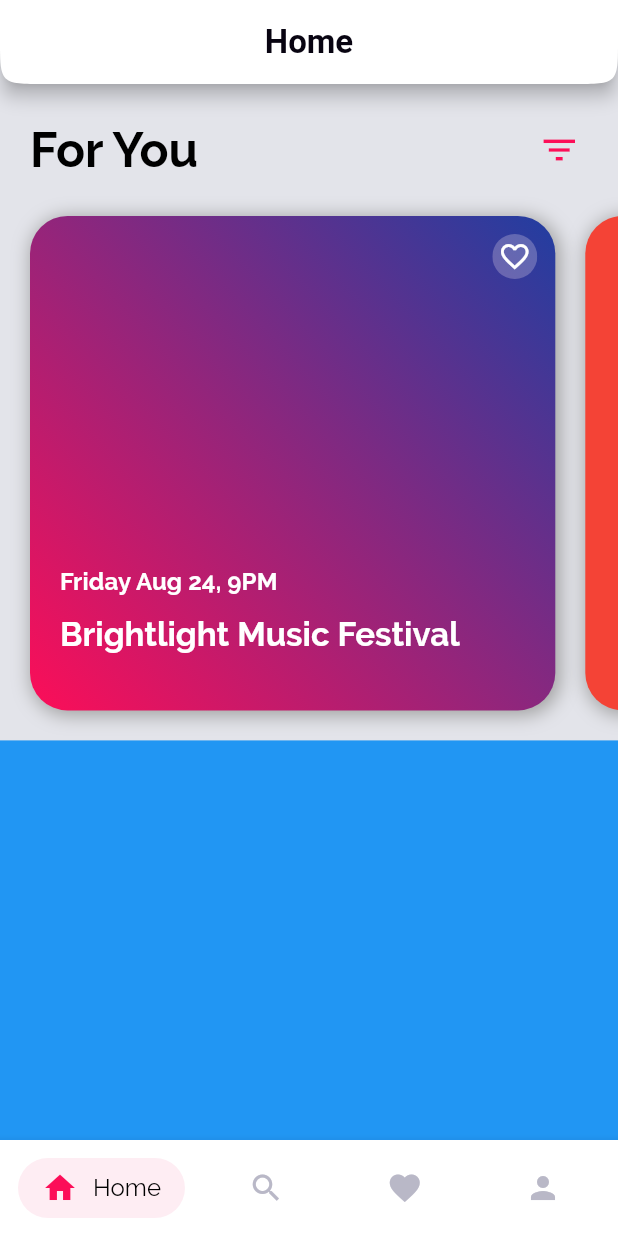
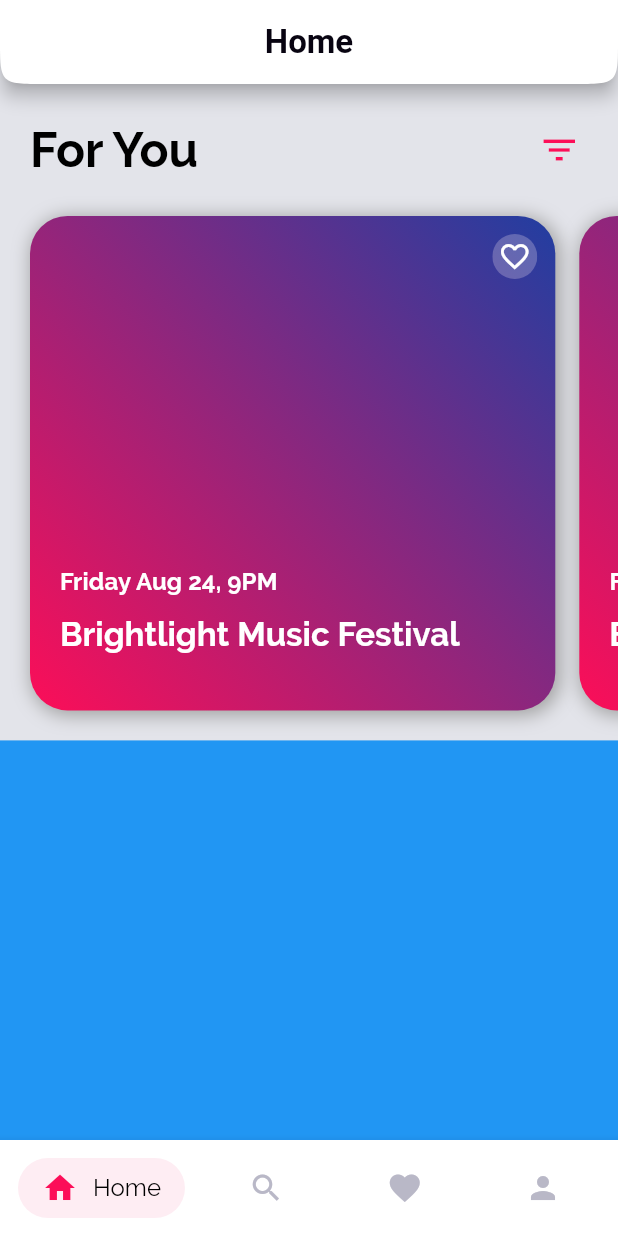
Before and after one commit to RahulNagaraj/tech_hub_ui, a Flutter app: the screen it shows after launch, on a phone screen of 412 x 824 dp. Run offline on Flutter 3.47's test engine with Material 2 defaults, Android fonts, the phone set to English and light mode, and no system bars.

Commit message:
create event card widget

```diff
--- a/lib/pages/home_page.dart
+++ b/lib/pages/home_page.dart
@@ -1,4 +1,5 @@
 import 'package:flutter/material.dart';
+import 'package:techhubui/widgets/event_card.dart';
 
 import '../models/nativation_bar_item.dart';
 import '../styles/colors.dart';
@@ -23,6 +24,24 @@ class _HomePageState extends State<HomePage> {
   Widget build(BuildContext context) {
     final double _deviceWidth = MediaQuery.of(context).size.width;
     final double _deviceHeight = MediaQuery.of(context).size.height;
+
+    List<Widget> _buildEventCards() {
+      List<Widget> _eventCards = new List();
+      for (int i = 0; i < 3; i++) {
+        _eventCards.add(
+          Padding(
+            padding: const EdgeInsets.only(right: 16.0),
+            child: EventCard(
+              deviceWidth: _deviceWidth,
+              deviceHeight: _deviceHeight,
+              title: 'Brightlight Music Festival',
+              subTitle: 'Friday Aug 24, 9PM',
+            ),
+          ),
+        );
+      }
+      return _eventCards;
+    }
 
     return Scaffold(
       appBar: AppBar(
@@ -68,111 +87,13 @@ class _HomePageState extends State<HomePage> {
               SingleChildScrollView(
                 scrollDirection: Axis.horizontal,
                 physics: BouncingScrollPhysics(),
-                padding: const EdgeInsets.symmetric(
-                  vertical: 20.0,
+                padding: const EdgeInsets.only(
+                  left: 20.0,
+                  top: 20.0,
+                  bottom: 20.0,
                 ),
                 child: Row(
-                  children: <Widget>[
-                    Padding(
-                      padding: const EdgeInsets.symmetric(horizontal: 20.0),
-                      child: Container(
-                        width: _deviceWidth * 0.85,
-                        height: _deviceHeight * 0.40,
-                        decoration: BoxDecoration(
-                          gradient: LinearGradient(
-                              colors: [secondaryTextColor, tertiaryTextColor],
-                              begin: Alignment.topRight,
-                              end: Alignment.bottomLeft),
-                          borderRadius: BorderRadius.circular(25.0),
-                          boxShadow: [
-                            BoxShadow(
-                              color: Colors.grey,
-                              offset: Offset(2.0, 2.0),
-                              blurRadius: 10.0,
-                              spreadRadius: 1.0,
-                            ),
-                          ],
-                          color: darkBlueColor,
-                        ),
-                        child: Stack(
-                          children: <Widget>[
-                            Align(
-                              alignment: Alignment.bottomLeft,
-                              child: Column(
-                                mainAxisSize: MainAxisSize.min,
-                                crossAxisAlignment: CrossAxisAlignment.start,
-                                children: <Widget>[
-                                  Padding(
-                                    padding: const EdgeInsets.symmetric(
-                                        horizontal: 20.0, vertical: 4.0),
-                                    child: Text(
-                                      'Friday Aug 24, 9PM',
-                                      style:
-                                          Theme.of(context).textTheme.subtitle,
-                                    ),
-                                  ),
-                                  Padding(
-                                    padding: const EdgeInsets.symmetric(
-                                        horizontal: 20.0, vertical: 8.0),
-                                    child: Text(
-                                      'Brightlight Music Festival',
-                                      style:
-                                          Theme.of(context).textTheme.subhead,
-                                    ),
-                                  ),
-                                  SizedBox(height: 30.0),
-                                ],
-                              ),
-                            ),
-                            Align(
-                              alignment: Alignment.topRight,
-                              child: Padding(
-                                padding: const EdgeInsets.all(12.0),
-                                child: ClipOval(
-                                  child: Material(
-                                    color: Color(0xFFFEEDF3)
-                                        .withOpacity(0.25), // button color
-                                    child: InkWell(
-                                      splashColor: Colors.red, // inkwell color
-                                      child: SizedBox(
-                                        width: 30,
-                                        height: 30,
-                                        child: Icon(
-                                          Icons.favorite_border,
-                                          color: Colors.white,
-                                          size: 22.0,
-                                        ),
-                                      ),
-                                      onTap: () {},
-                                    ),
-                                  ),
-                                ),
-                              ),
-                            ),
-                          ],
-                        ),
-                      ),
-                    ),
-                    Padding(
-                      padding: const EdgeInsets.only(right: 12.0),
-                      child: Container(
-                        width: _deviceWidth * 0.85,
-                        height: _deviceHeight * 0.40,
-                        decoration: BoxDecoration(
-                          borderRadius: BorderRadius.circular(25.0),
-                          boxShadow: [
-                            BoxShadow(
-                              color: Colors.grey,
-                              offset: Offset(2.0, 2.0),
-                              blurRadius: 10.0,
-                              spreadRadius: 1.0,
-                            ),
-                          ],
-                          color: Colors.red,
-                        ),
-                      ),
-                    ),
-                  ],
+                  children: _buildEventCards(),
                 ),
               ),
               Container(
@@ -182,7 +103,7 @@ class _HomePageState extends State<HomePage> {
               Container(
                 height: 400,
                 color: Colors.green,
-              )
+              ),
             ],
           ),
         ),
--- /dev/null
+++ b/lib/widgets/event_card.dart
@@ -0,0 +1,98 @@
+import 'package:flutter/material.dart';
+
+import '../styles/colors.dart';
+
+class EventCard extends StatelessWidget {
+  final double deviceWidth;
+  final double deviceHeight;
+  final String title;
+  final String subTitle;
+
+  const EventCard(
+      {Key key,
+      this.deviceWidth,
+      this.deviceHeight,
+      @required this.title,
+      @required this.subTitle})
+      : assert(title != null),
+        assert(subTitle != null),
+        super(key: key);
+
+  @override
+  Widget build(BuildContext context) {
+    return Container(
+      width: deviceWidth * 0.85,
+      height: deviceHeight * 0.40,
+      decoration: BoxDecoration(
+        gradient: LinearGradient(
+            colors: [secondaryTextColor, tertiaryTextColor],
+            begin: Alignment.topRight,
+            end: Alignment.bottomLeft),
+        borderRadius: BorderRadius.circular(25.0),
+        boxShadow: [
+          BoxShadow(
+            color: Colors.grey,
+            offset: Offset(2.0, 2.0),
+            blurRadius: 10.0,
+            spreadRadius: 1.0,
+          ),
+        ],
+        color: darkBlueColor,
+      ),
+      child: Stack(
+        children: <Widget>[
+          Align(
+            alignment: Alignment.bottomLeft,
+            child: Column(
+              mainAxisSize: MainAxisSize.min,
+              crossAxisAlignment: CrossAxisAlignment.start,
+              children: <Widget>[
+                Padding(
+                  padding: const EdgeInsets.symmetric(
+                      horizontal: 20.0, vertical: 4.0),
+                  child: Text(
+                    subTitle,
+                    style: Theme.of(context).textTheme.subtitle,
+                  ),
+                ),
+                Padding(
+                  padding: const EdgeInsets.symmetric(
+                      horizontal: 20.0, vertical: 8.0),
+                  child: Text(
+                    title,
+                    style: Theme.of(context).textTheme.subhead,
+                  ),
+                ),
+                SizedBox(height: 30.0),
+              ],
+            ),
+          ),
+          Align(
+            alignment: Alignment.topRight,
+            child: Padding(
+              padding: const EdgeInsets.all(12.0),
+              child: ClipOval(
+                child: Material(
+                  color: Color(0xFFFEEDF3).withOpacity(0.25), // button color
+                  child: InkWell(
+                    splashColor: Colors.transparent, // inkwell color
+                    child: SizedBox(
+                      width: 30,
+                      height: 30,
+                      child: Icon(
+                        Icons.favorite_border,
+                        color: Colors.white,
+                        size: 22.0,
+                      ),
+                    ),
+                    onTap: () {},
+                  ),
+                ),
+              ),
+            ),
+          ),
+        ],
+      ),
+    );
+  }
+}
```
